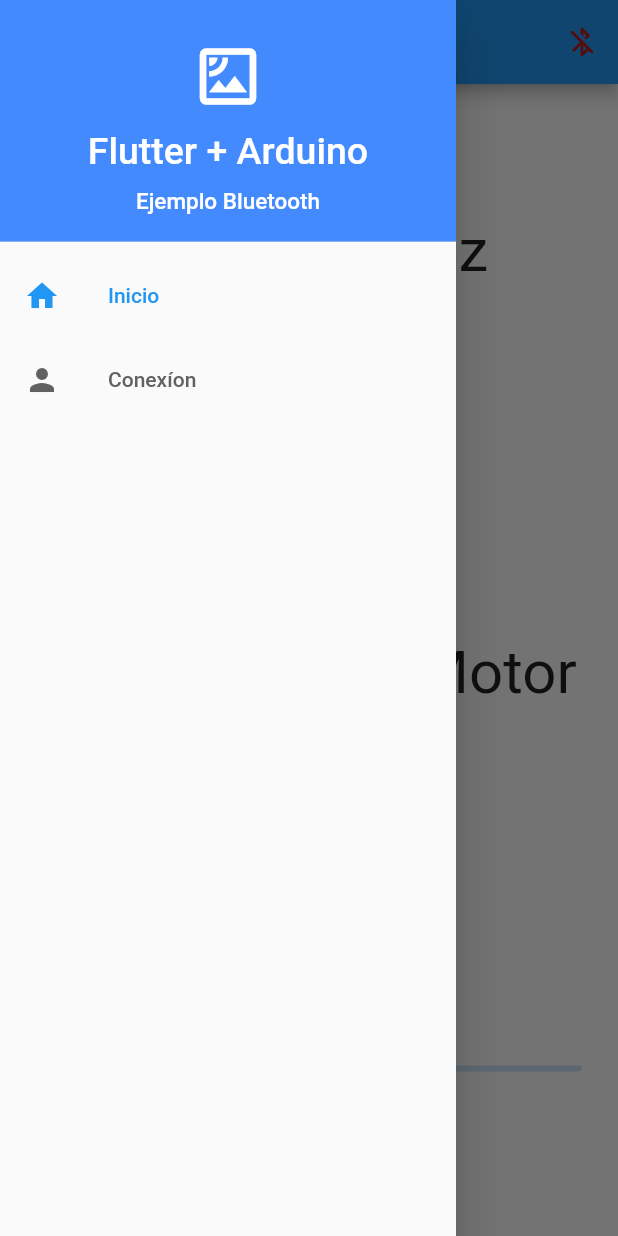
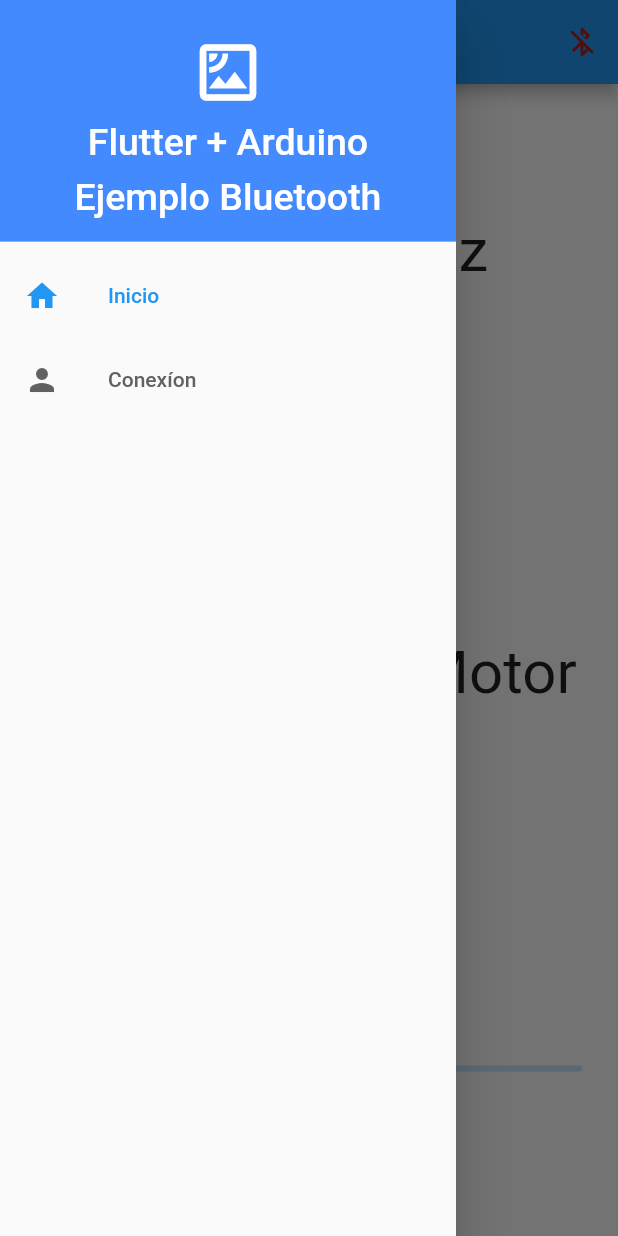
Before and after one commit to WilliBobadilla/flutterArduinoBT, a Flutter app: the screen it shows after launch, with the side drawer open, on a phone screen of 412 x 824 dp. Run offline on Flutter 3.47's test engine with Material 2 defaults, Android fonts, the phone set to English and light mode, and no system bars; our stand-ins replace flutter_bluetooth_serial, get.

Commit message:
changes made in arduinoDay demo

```diff
--- a/lib/app/modules/conexionbt/controllers/conexionbt_controller.dart
+++ b/lib/app/modules/conexionbt/controllers/conexionbt_controller.dart
@@ -172,6 +172,7 @@
   ///output: String dataReceived
   void receiveDataToDecode(String datos) {
     // a "#" is for the start and a "*" at the final to end the reception
+    //#220*
     if (datos.contains("#") && !recieving) {
       // to start the reception
       recieving = true;
--- a/lib/app/modules/home/views/home_view.dart
+++ b/lib/app/modules/home/views/home_view.dart
@@ -15,7 +15,7 @@
       drawer: CustomDrawer(),
       appBar: AppBar(
         actions: actionBar(),
-        title: Text("Inicio"),
+        title: Text("Arduino Day"),
         centerTitle: true,
       ),
       body: Center(
--- a/lib/app/widgets/custom_drawer.dart
+++ b/lib/app/widgets/custom_drawer.dart
@@ -32,7 +32,7 @@
                     textAlign: TextAlign.center,
                     style: TextStyle(
                       color: Colors.white,
-                      fontSize: 15,
+                      fontSize: 25,
                     ),
                   ),
                 ),
--- a/lib/main.dart
+++ b/lib/main.dart
@@ -8,7 +8,7 @@
   runApp(
     GetMaterialApp(
       debugShowCheckedModeBanner: false,
-      title: "Application",
+      title: "Arduino Day",
       initialRoute: AppPages.INITIAL,
       getPages: AppPages.routes,
     ),
```
Also changed, not shown: 1 other file.
